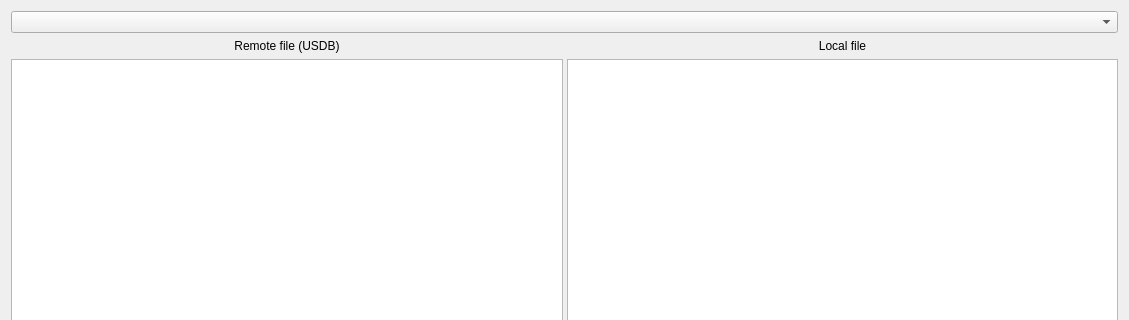
Above: src/usdb_syncer/gui/forms/UsdbUploadDialog.ui from bohning/usdb_syncer before the change; both pictures show x 0 to 1129 and y 0 to 320 of the 1129 by 955 pixel window. Below: the same form after it.
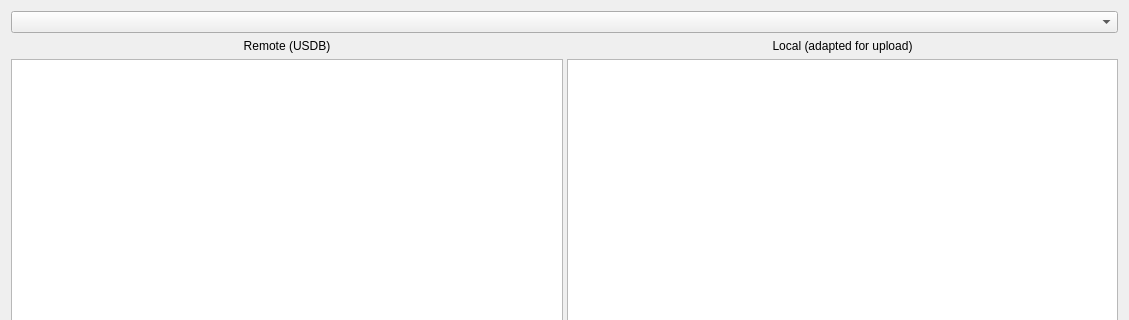
That is the form after the change.

Commit message: Adapt headings in diff dialog.

```diff
--- a/src/usdb_syncer/gui/forms/UsdbUploadDialog.ui
+++ b/src/usdb_syncer/gui/forms/UsdbUploadDialog.ui
@@ -27,7 +27,7 @@
        <item>
         <widget class="QLabel" name="label">
          <property name="text">
-          <string>Remote file (USDB)</string>
+          <string>Remote (USDB)</string>
          </property>
          <property name="alignment">
           <set>Qt::AlignmentFlag::AlignCenter</set>
@@ -44,7 +44,7 @@
        <item>
         <widget class="QLabel" name="label_2">
          <property name="text">
-          <string>Local file</string>
+          <string>Local (adapted for upload)</string>
          </property>
          <property name="alignment">
           <set>Qt::AlignmentFlag::AlignCenter</set>
```
